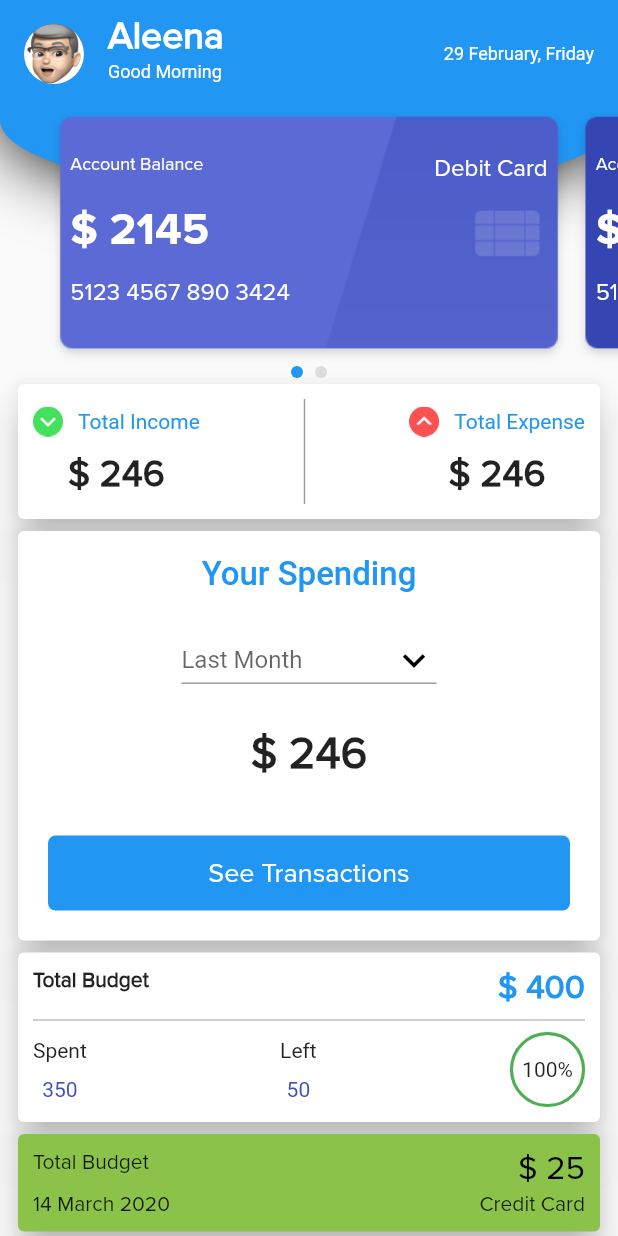
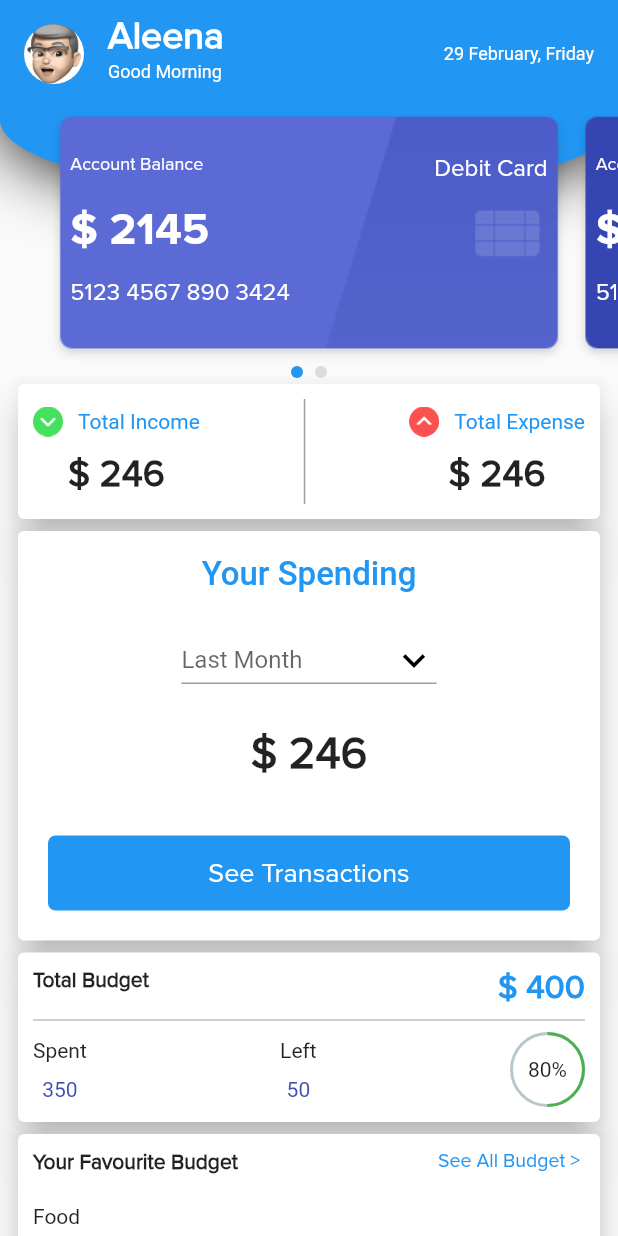
Before and after one commit to mohanrajrajamani/finananceapp, a Flutter app: the DashboardPage screen opened directly, on a phone screen of 412 x 824 dp. Run offline on Flutter 3.47's test engine with Material 2 defaults, Android fonts, the phone set to English and light mode, and no system bars; drawn by our look-alikes of page_view_indicators, percent_indicator; our stand-ins replace pin_code_fields.

Commit message:
08-04-202

```diff
--- a/lib/pages/dashboardpage.dart
+++ b/lib/pages/dashboardpage.dart
@@ -30,7 +30,7 @@
     buildPage("7", Colors.brown)
   ];
   List<String> categories = ["Adults", "Childrens", "Womens", "Mens"];
-  //PageController _controller = PageController(viewportFraction: 0.8);
+
   List<SpecialityModel> specialities;
 
   var dropdownValue = 'test';
@@ -527,8 +527,8 @@
                                               CircularPercentIndicator(
                                                 radius: 50.0,
                                                 lineWidth: 2.0,
-                                                percent: 1.0,
-                                                center: new Text("100%"),
+                                                percent: 0.5,
+                                                center: new Text("80%"),
                                                 progressColor: Colors.green,
                                               ),
                                             ],
@@ -538,78 +538,78 @@
                                     ],
                                   )),
                             )),
-                        new Container(
-                            margin: EdgeInsets.fromLTRB(8, 0, 8, 0),
-                            width: double.infinity,
-                            child: new Card(
-                                elevation: 10.0,
-                                color: Colors.lightGreen,
-                                child: Padding(
-                                    padding:
-                                        EdgeInsets.fromLTRB(10, 10, 10, 10),
-                                    child: Column(
-                                      mainAxisAlignment:
-                                          MainAxisAlignment.spaceBetween,
-                                      crossAxisAlignment:
-                                          CrossAxisAlignment.stretch,
-                                      children: <Widget>[
-                                        new Row(
-                                          mainAxisAlignment:
-                                              MainAxisAlignment.spaceBetween,
-                                          crossAxisAlignment:
-                                              CrossAxisAlignment.start,
-                                          children: <Widget>[
-                                            Text(
-                                              'Total Budget',
-                                              style: TextStyle(
-                                                fontSize: 14,
-                                                fontFamily: 'Proxima',
-                                              ),
-                                            ),
-                                            Text(
-                                              "\$ ${25.toString()}",
-                                              style: TextStyle(
-                                                fontSize: 22,
-                                                color: Colors.black,
-                                                fontFamily: 'Proxima',
-                                              ),
-                                            ),
-                                          ],
-                                        ),
-                                        SizedBox(
-                                          height: 1,
-                                          width: double.infinity,
-                                          child: new Container(
-                                            margin: EdgeInsets.fromLTRB(
-                                                10, 10, 10, 0),
-                                            color: Colors.black38,
-                                          ),
-                                        ),
-                                        new Container(
-                                            child: new Row(
-                                          mainAxisAlignment:
-                                              MainAxisAlignment.spaceBetween,
-                                          crossAxisAlignment:
-                                              CrossAxisAlignment.start,
-                                          children: <Widget>[
-                                            Text(
-                                              '14 March 2020',
-                                              style: TextStyle(
-                                                fontSize: 14,
-                                                fontFamily: 'Proxima',
-                                              ),
-                                            ),
-                                            Text(
-                                              "Credit Card",
-                                              style: TextStyle(
-                                                fontSize: 14,
-                                                fontFamily: 'Proxima',
-                                              ),
-                                            ),
-                                          ],
-                                        )),
-                                      ],
-                                    )))),
+                        // new Container(
+                        //     margin: EdgeInsets.fromLTRB(8, 0, 8, 0),
+                        //     width: double.infinity,
+                        //     child: new Card(
+                        //         elevation: 10.0,
+                        //         color: Colors.lightGreen,
+                        //         child: Padding(
+                        //             padding:
+                        //                 EdgeInsets.fromLTRB(10, 10, 10, 10),
+                        //             child: Column(
+                        //               mainAxisAlignment:
+                        //                   MainAxisAlignment.spaceBetween,
+                        //               crossAxisAlignment:
+                        //                   CrossAxisAlignment.stretch,
+                        //               children: <Widget>[
+                        //                 new Row(
+                        //                   mainAxisAlignment:
+                        //                       MainAxisAlignment.spaceBetween,
+                        //                   crossAxisAlignment:
+                        //                       CrossAxisAlignment.start,
+                        //                   children: <Widget>[
+                        //                     Text(
+                        //                       'Total Budget',
+                        //                       style: TextStyle(
+                        //                         fontSize: 14,
+                        //                         fontFamily: 'Proxima',
+                        //                       ),
+                        //                     ),
+                        //                     Text(
+                        //                       "\$ ${25.toString()}",
+                        //                       style: TextStyle(
+                        //                         fontSize: 22,
+                        //                         color: Colors.black,
+                        //                         fontFamily: 'Proxima',
+                        //                       ),
+                        //                     ),
+                        //                   ],
+                        //                 ),
+                        //                 SizedBox(
+                        //                   height: 1,
+                        //                   width: double.infinity,
+                        //                   child: new Container(
+                        //                     margin: EdgeInsets.fromLTRB(
+                        //                         10, 10, 10, 0),
+                        //                     color: Colors.black38,
+                        //                   ),
+                        //                 ),
+                        //                 new Container(
+                        //                     child: new Row(
+                        //                   mainAxisAlignment:
+                        //                       MainAxisAlignment.spaceBetween,
+                        //                   crossAxisAlignment:
+                        //                       CrossAxisAlignment.start,
+                        //                   children: <Widget>[
+                        //                     Text(
+                        //                       '14 March 2020',
+                        //                       style: TextStyle(
+                        //                         fontSize: 14,
+                        //                         fontFamily: 'Proxima',
+                        //                       ),
+                        //                     ),
+                        //                     Text(
+                        //                       "Credit Card",
+                        //                       style: TextStyle(
+                        //                         fontSize: 14,
+                        //                         fontFamily: 'Proxima',
+                        //                       ),
+                        //                     ),
+                        //                   ],
+                        //                 )),
+                        //               ],
+                        //             )))),
                         new Container(
                             margin: EdgeInsets.fromLTRB(8, 0, 8, 0),
                             width: double.infinity,
--- a/lib/pages/navigationpage.dart
+++ b/lib/pages/navigationpage.dart
@@ -3,6 +3,7 @@
 import 'package:my_sample_project/pages/accountpage.dart';
 import 'package:my_sample_project/pages/budgetaccountspage.dart';
 import 'package:my_sample_project/pages/dashboardpage.dart';
+import 'package:my_sample_project/pages/reportpage.dart';
 
 
 
@@ -16,12 +17,7 @@
   final GlobalKey<State> _key = GlobalKey();
 
   int _selectedTabIndex = 0;
-  List _pages = [
-    Text("Home"),
-    Text("Search"),
-    Text("Cart"),
-    Text("Account"),
-  ];
+
 
   _changeIndex(int index) {
     setState(() {
@@ -56,6 +52,13 @@
             child: new TickerMode(
               enabled: _selectedTabIndex == 2,
               child: new MaterialApp(home: new BudgetAccountpage()),
+            ),
+          ),
+           new Offstage(
+            offstage: _selectedTabIndex !=3,
+            child: new TickerMode(
+              enabled: _selectedTabIndex == 3,
+              child: new MaterialApp(home: new ReportPage()),
             ),
           ),
         ],
--- a/lib/pages/otp_verification_page.dart
+++ b/lib/pages/otp_verification_page.dart
@@ -1,4 +1,5 @@
 import 'package:flutter/material.dart';
+import 'package:my_sample_project/pages/bottomnavigationpage.dart';
 import 'package:my_sample_project/pages/navigationpage.dart';
 import 'package:pin_code_fields/pin_code_fields.dart';
 
```
Also changed, not shown: lib/pages/bottomnavigationpage.dart (added, +62 -0 lines), lib/pages/incomevsexpensepage.dart (added, +203 -0 lines), lib/pages/reportpage.dart (added, +64 -0 lines).
